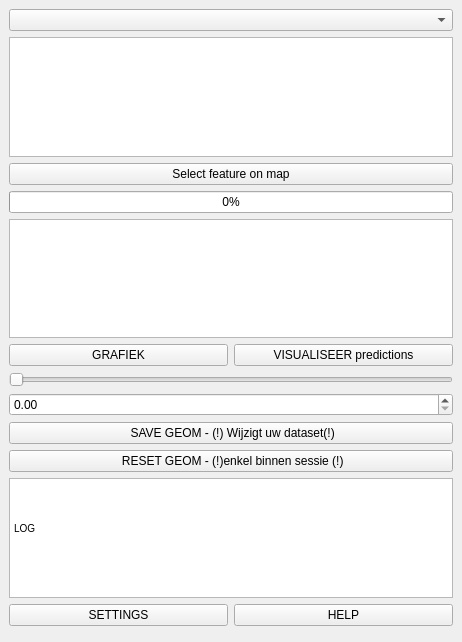
Qt form plugin/brdrq/brdrq_dockwidget.ui (OnroerendErfgoed/brdrQ) before a commit.
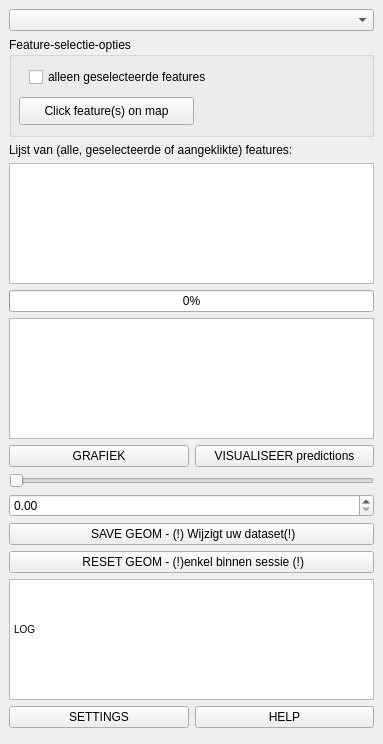
The same form after that commit. Custom widgets are drawn as their Qt base class.

The edit to the form file:
```diff
--- a/plugin/brdrq/brdrq_dockwidget.ui
+++ b/plugin/brdrq/brdrq_dockwidget.ui
@@ -6,8 +6,8 @@
    <rect>
     <x>0</x>
     <y>0</y>
-    <width>462</width>
-    <height>642</height>
+    <width>383</width>
+    <height>744</height>
    </rect>
   </property>
   <property name="windowTitle">
@@ -15,17 +15,20 @@
   </property>
   <widget class="QWidget" name="dockWidgetContents">
    <layout class="QGridLayout" name="gridLayout">
-    <item row="21" column="1">
+    <item row="23" column="0">
      <widget class="QPushButton" name="pushButton_reset">
       <property name="text">
        <string> RESET GEOM - (!)enkel binnen sessie (!)</string>
       </property>
      </widget>
     </item>
-    <item row="16" column="1">
+    <item row="8" column="0">
+     <widget class="QListWidget" name="listWidget_features"/>
+    </item>
+    <item row="18" column="0">
      <widget class="QDoubleSpinBox" name="doubleSpinBox"/>
     </item>
-    <item row="15" column="1">
+    <item row="17" column="0">
      <widget class="QSlider" name="horizontalSlider">
       <property name="singleStep">
        <number>10</number>
@@ -35,7 +38,67 @@
       </property>
      </widget>
     </item>
-    <item row="29" column="1" rowspan="3">
+    <item row="16" column="0">
+     <layout class="QHBoxLayout" name="horizontalLayout">
+      <item>
+       <widget class="QPushButton" name="pushButton_grafiek">
+        <property name="text">
+         <string>GRAFIEK</string>
+        </property>
+       </widget>
+      </item>
+      <item>
+       <widget class="QPushButton" name="pushButton_visualisatie">
+        <property name="text">
+         <string>VISUALISEER predictions</string>
+        </property>
+       </widget>
+      </item>
+     </layout>
+    </item>
+    <item row="3" column="0">
+     <widget class="QGroupBox" name="groupBox">
+      <property name="minimumSize">
+       <size>
+        <width>0</width>
+        <height>100</height>
+       </size>
+      </property>
+      <property name="title">
+       <string>Feature-selectie-opties</string>
+      </property>
+      <widget class="QCheckBox" name="checkBox_only_selected">
+       <property name="enabled">
+        <bool>true</bool>
+       </property>
+       <property name="geometry">
+        <rect>
+         <x>20</x>
+         <y>30</y>
+         <width>361</width>
+         <height>20</height>
+        </rect>
+       </property>
+       <property name="text">
+        <string>alleen geselecteerde features</string>
+       </property>
+      </widget>
+      <widget class="QPushButton" name="pushButton_select">
+       <property name="geometry">
+        <rect>
+         <x>10</x>
+         <y>60</y>
+         <width>175</width>
+         <height>28</height>
+        </rect>
+       </property>
+       <property name="text">
+        <string>Click feature(s) on map</string>
+       </property>
+      </widget>
+     </widget>
+    </item>
+    <item row="31" column="0" rowspan="3">
      <layout class="QHBoxLayout" name="horizontalLayout_3" stretch="0,0">
       <property name="bottomMargin">
        <number>7</number>
@@ -56,7 +119,7 @@
       </item>
      </layout>
     </item>
-    <item row="22" column="1">
+    <item row="24" column="0">
      <widget class="QTextEdit" name="textEdit_output">
       <property name="html">
        <string>&lt;!DOCTYPE HTML PUBLIC &quot;-//W3C//DTD HTML 4.0//EN&quot; &quot;http://www.w3.org/TR/REC-html40/strict.dtd&quot;&gt;
@@ -70,17 +133,21 @@
       </property>
      </widget>
     </item>
-    <item row="13" column="1">
+    <item row="7" column="0">
+     <widget class="QLabel" name="label">
+      <property name="text">
+       <string>Lijst van (alle, geselecteerde of aangeklikte) features:</string>
+      </property>
+     </widget>
+    </item>
+    <item row="15" column="0">
      <widget class="QListWidget" name="listWidget_predictions">
       <property name="editTriggers">
        <set>QAbstractItemView::CurrentChanged|QAbstractItemView::DoubleClicked|QAbstractItemView::EditKeyPressed|QAbstractItemView::SelectedClicked</set>
       </property>
      </widget>
     </item>
-    <item row="5" column="1">
-     <widget class="QListWidget" name="listWidget_features"/>
-    </item>
-    <item row="20" column="1">
+    <item row="22" column="0">
      <layout class="QHBoxLayout" name="horizontalLayout_2">
       <item>
        <widget class="QPushButton" name="pushButton_save">
@@ -91,51 +158,16 @@
       </item>
      </layout>
     </item>
-    <item row="2" column="1">
+    <item row="2" column="0">
      <widget class="QgsMapLayerComboBox" name="mMapLayerComboBox"/>
     </item>
-    <item row="7" column="1">
+    <item row="9" column="0">
      <widget class="QProgressBar" name="progressBar">
       <property name="value">
        <number>0</number>
       </property>
      </widget>
     </item>
-    <item row="14" column="1">
-     <layout class="QHBoxLayout" name="horizontalLayout">
-      <item>
-       <widget class="QPushButton" name="pushButton_grafiek">
-        <property name="text">
-         <string>GRAFIEK</string>
-        </property>
-       </widget>
-      </item>
-      <item>
-       <widget class="QPushButton" name="pushButton_visualisatie">
-        <property name="text">
-         <string>VISUALISEER predictions</string>
-        </property>
-       </widget>
-      </item>
-     </layout>
-    </item>
-    <item row="6" column="1">
-     <layout class="QHBoxLayout" name="horizontalLayout_4">
-      <item>
-       <layout class="QHBoxLayout" name="horizontalLayout_5"/>
-      </item>
-      <item>
-       <widget class="QPushButton" name="pushButton_select">
-        <property name="text">
-         <string>Select feature on map</string>
-        </property>
-       </widget>
-      </item>
-      <item>
-       <layout class="QHBoxLayout" name="horizontalLayout_6"/>
-      </item>
-     </layout>
-    </item>
    </layout>
   </widget>
  </widget>
```
Left out of the diff: 3 changed lines with no effect on the pictures.
